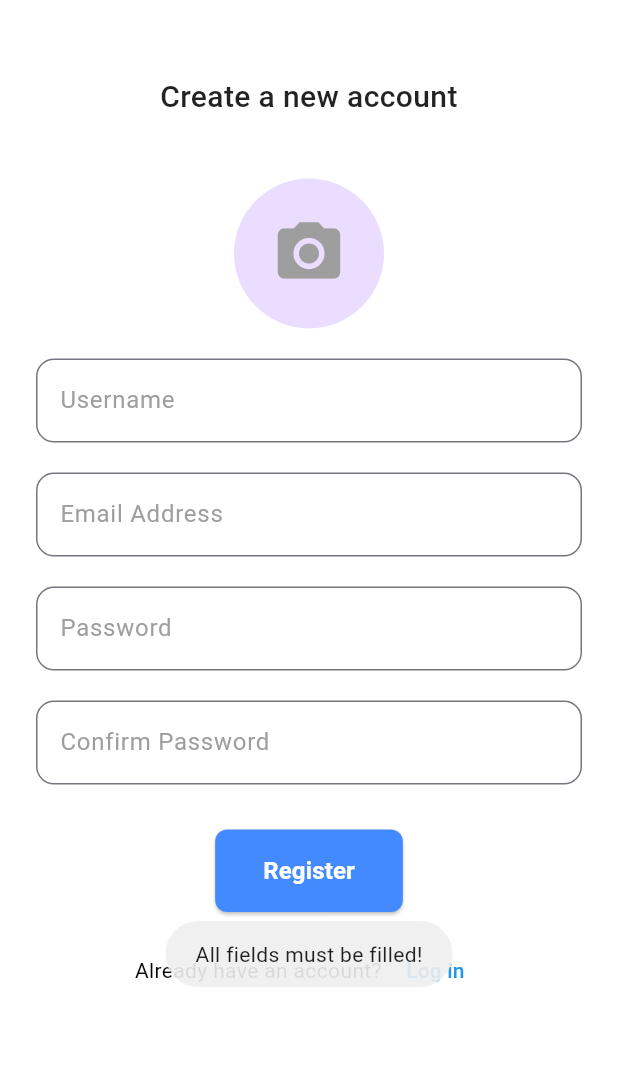
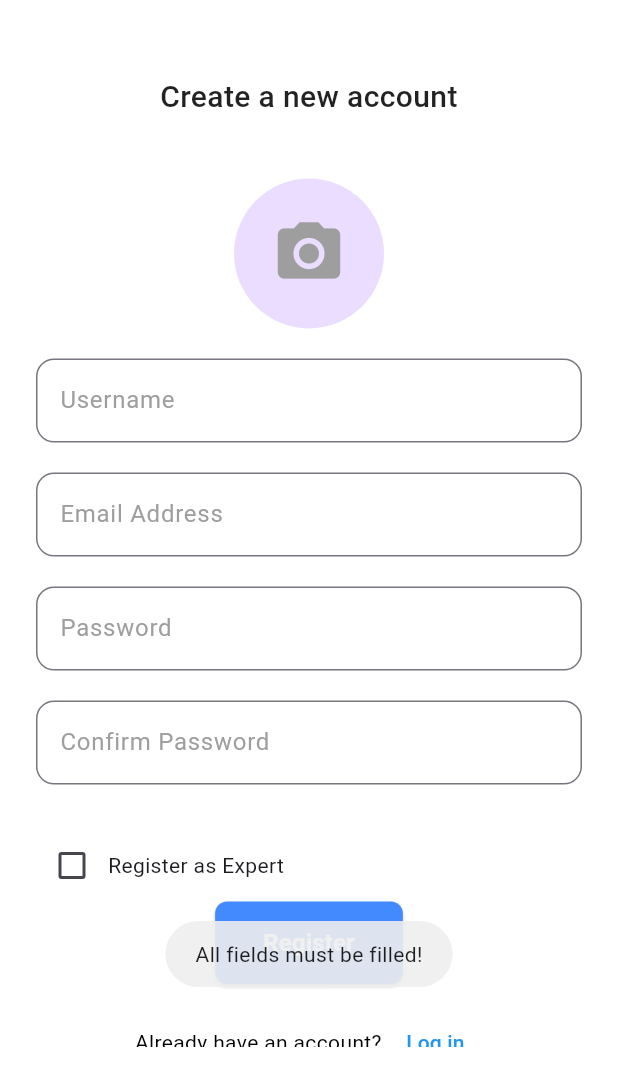
Before and after one commit to cswanjala/questionAnswer, a Flutter app: the RegisterScreen screen opened directly, after a tap on "Register", on a phone screen of 412 x 824 dp, the part 153-1236 px from its top. Run offline on Flutter 3.47's test engine with Material 3 defaults, Android fonts, the phone set to English and light mode, and no system bars; our stand-ins replace dio, flutter_secure_storage, fluttertoast, image_picker, shared_preferences, shimmer; missing offline and left inert: flutter_stripe; accounts and stored records are empty; network calls fail.

Commit message:
resolved major issues

```diff
--- a/lib/core/features/authentication/controllers/auth_provider.dart
+++ b/lib/core/features/authentication/controllers/auth_provider.dart
@@ -11,11 +11,11 @@ class AuthProvider with ChangeNotifier {
 
   get errorMessage => null;
 
-  Future<bool> register(String username, String email, String password, String confirmPassword, File? profileImage) async {
+  Future<bool> register(String username, String email, String password, String confirmPassword, File? profileImage, bool isExpert, String title, List<String> categories) async {
     _isLoading = true;
     notifyListeners();
 
-    final success = await _authService.register(username, email, password, confirmPassword, profileImage);
+    final success = await _authService.register(username, email, password, confirmPassword, profileImage, isExpert, title, categories);
 
     _isLoading = false;
     notifyListeners();
--- a/lib/core/services/auth_service.dart
+++ b/lib/core/services/auth_service.dart
@@ -8,7 +8,7 @@ import 'api_service.dart';
 class AuthService {
   final ApiService _apiService = ApiService();
 
-  Future<bool> register(String username, String email, String password, String confirmPassword, File? profileImage) async {
+  Future<bool> register(String username, String email, String password, String confirmPassword, File? profileImage, bool isExpert, String title, List<String> categories) async {
     if (username.isEmpty || email.isEmpty || password.isEmpty || confirmPassword.isEmpty) {
       Fluttertoast.showToast(msg: "All fields must be filled");
       return false;
@@ -25,6 +25,9 @@ class AuthService {
         'email': email,
         'password': password,
         if (profileImage != null && await profileImage.exists()) 'profile_picture': await MultipartFile.fromFile(profileImage.path),
+        'is_expert': isExpert,
+        if (isExpert) 'title': title,
+        if (isExpert) 'categories': categories.join(','),
       });
 
       final response = await _apiService.post(
@@ -78,7 +81,7 @@ class AuthService {
         }
 
         // Save token, user_id, and username securely
-        await _apiService.saveToken(data['access'], data['id'].toString(), data['username'],data['is_expert']);
+        await _apiService.saveToken(data['access'], data['id'].toString(), data['username']);
 
         return true;
       } else {
--- a/lib/ui/screens/register_screen.dart
+++ b/lib/ui/screens/register_screen.dart
@@ -19,6 +19,10 @@ class _RegisterScreenState extends State<RegisterScreen> {
   final TextEditingController _passwordController = TextEditingController();
   final TextEditingController _confirmPasswordController = TextEditingController();
   File? _profileImage;
+  bool _isExpert = false;
+  final TextEditingController _titleController = TextEditingController();
+  final TextEditingController _categoryController = TextEditingController();
+  List<String> _categories = [];
 
   /// Picks an image from the gallery
   Future<void> _pickImage() async {
@@ -53,14 +57,22 @@ class _RegisterScreenState extends State<RegisterScreen> {
       return;
     }
 
-    final isRegistered = await authProvider.register(username, email, password, confirmPassword, _profileImage);
+    // Populate _categories from _categoryController
+    if (_isExpert) {
+      _categories = _categoryController.text.split(',').map((e) => e.trim()).toList();
+    }
+
+    final isRegistered = await authProvider.register(
+      username, email, password, confirmPassword, _profileImage, _isExpert, _titleController.text, _categories
+    );
 
     if (isRegistered) {
       final isLoggedIn = await authProvider.login(username, password);
       if (isLoggedIn) {
-        Navigator.pushReplacement(
+        Navigator.pushAndRemoveUntil(
           context,
           MaterialPageRoute(builder: (context) => HomepageScreen()),
+          (Route<dynamic> route) => false,
         );
       }
     }
@@ -125,7 +137,25 @@ class _RegisterScreenState extends State<RegisterScreen> {
                 const SizedBox(height: 20),
                 _buildTextField(_confirmPasswordController, "Confirm Password", obscureText: true),
                 const SizedBox(height: 30),
-
+                Row(
+                  children: [
+                    Checkbox(
+                      value: _isExpert,
+                      onChanged: (value) {
+                        setState(() {
+                          _isExpert = value!;
+                        });
+                      },
+                    ),
+                    const Text("Register as Expert"),
+                  ],
+                ),
+                if (_isExpert) ...[
+                  _buildTextField(_titleController, "Title"),
+                  const SizedBox(height: 20),
+                  _buildTextField(_categoryController, "Categories (comma separated)"),
+                  const SizedBox(height: 20),
+                ],
                 Consumer<AuthProvider>(
                   builder: (context, authProvider, child) {
                     return ElevatedButton(
```
Also changed, not shown: lib/core/features/questions/controllers/questions_provider.dart (+13 -0 lines), lib/core/services/api_service.dart (+5 -12 lines), lib/ui/screens/payments_screen.dart (+42 -36 lines), 3 other files.
